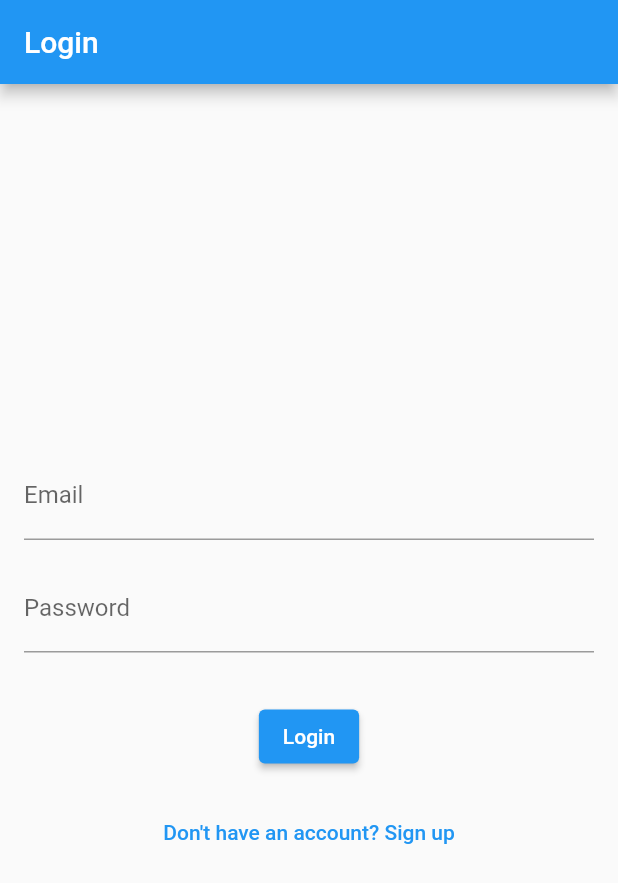
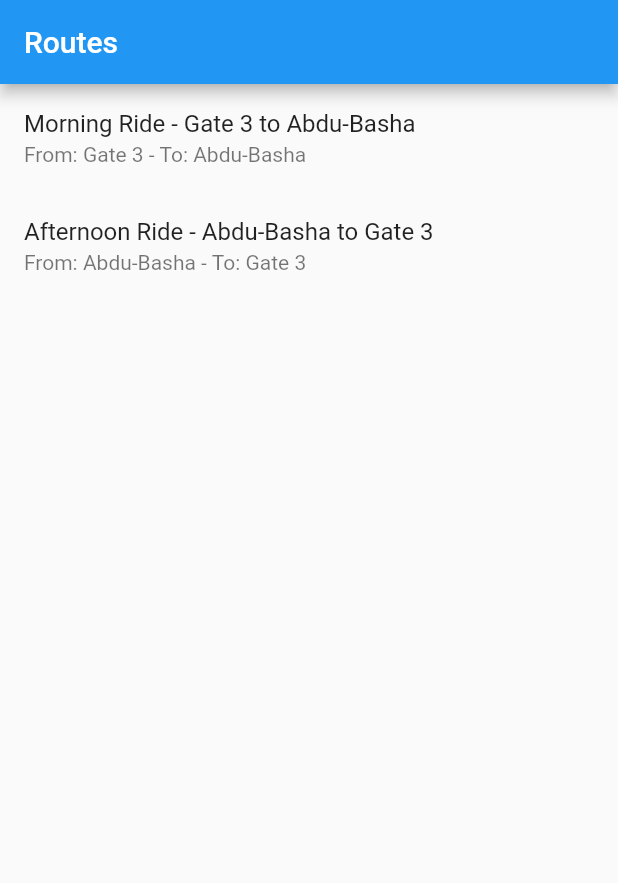
Before and after one commit to omagdy7/carpool, a Flutter app: the screen it shows after launch, on a phone screen of 412 x 824 dp. Shown: the top 883 px of the screen. Run offline on Flutter 3.47's test engine with Material 2 defaults, Android fonts, the phone set to English and light mode, and no system bars.

Commit message:
Added login and routes page

```diff
--- a/lib/main.dart
+++ b/lib/main.dart
@@ -1,6 +1,10 @@
 import 'package:flutter/material.dart';
+import 'routes.dart';
+import 'login.dart';
 
-void main() => runApp(MyApp());
+void main() {
+  runApp(MyApp());
+}
 
 class MyApp extends StatelessWidget {
   @override
@@ -9,57 +13,13 @@ class MyApp extends StatelessWidget {
       title: 'Carpool App',
       theme: ThemeData(
         primarySwatch: Colors.blue,
+        visualDensity: VisualDensity.adaptivePlatformDensity,
       ),
-      home: LoginPage(),
+      initialRoute: '/routes', // Set the initial route to the login page
+      routes: {
+        '/login': (context) => LoginPage(),
+        '/routes': (context) => RoutesPage(),
+      },
     );
   }
 }
-
-class LoginPage extends StatelessWidget {
-  final TextEditingController emailController = TextEditingController();
-  final TextEditingController passwordController = TextEditingController();
-
-  @override
-  Widget build(BuildContext context) {
-    return Scaffold(
-      appBar: AppBar(
-        title: Text('Login'),
-      ),
-      body: Padding(
-        padding: const EdgeInsets.all(16.0),
-        child: Column(
-          mainAxisAlignment: MainAxisAlignment.center,
-          children: [
-            TextField(
-              controller: emailController,
-              keyboardType: TextInputType.emailAddress,
-              decoration: InputDecoration(labelText: 'Email'),
-            ),
-            SizedBox(height: 16.0),
-            TextField(
-              controller: passwordController,
-              obscureText: true,
-              decoration: InputDecoration(labelText: 'Password'),
-            ),
-            SizedBox(height: 32.0),
-            ElevatedButton(
-              onPressed: () {
-                // Handle login button press
-                // Add your authentication logic here
-              },
-              child: Text('Login'),
-            ),
-            SizedBox(height: 16.0),
-            TextButton(
-              onPressed: () {
-                // Navigate to the sign-up page
-                // Add your navigation logic here
-              },
-              child: Text('Don\'t have an account? Sign up'),
-            ),
-          ],
-        ),
-      ),
-    );
-  }
-}
--- /dev/null
+++ b/lib/routes.dart
@@ -0,0 +1,47 @@
+import 'package:flutter/material.dart';
+
+class Route {
+  final String name;
+  final String startLocation;
+  final String endLocation;
+
+  Route(
+      {required this.name,
+      required this.startLocation,
+      required this.endLocation});
+}
+
+class RoutesPage extends StatelessWidget {
+  final List<Route> dummyRoutes = [
+    Route(
+        name: 'Morning Ride - Gate 3 to Abdu-Basha',
+        startLocation: 'Gate 3',
+        endLocation: 'Abdu-Basha'),
+    Route(
+        name: 'Afternoon Ride - Abdu-Basha to Gate 3',
+        startLocation: 'Abdu-Basha',
+        endLocation: 'Gate 3'),
+  ];
+
+  @override
+  Widget build(BuildContext context) {
+    return Scaffold(
+      appBar: AppBar(title: Text('Routes')),
+      body: ListView.builder(
+        itemCount: dummyRoutes.length,
+        itemBuilder: (BuildContext context, int index) {
+          final Route route = dummyRoutes[index];
+          return ListTile(
+            title: Text(route.name),
+            subtitle:
+                Text('From: ${route.startLocation} - To: ${route.endLocation}'),
+            onTap: () {
+              // Handle route selection here, if needed
+              print('Selected route: ${route.name}');
+            },
+          );
+        },
+      ),
+    );
+  }
+}
```
Also changed, not shown: lib/login.dart (+48 -0 lines).
